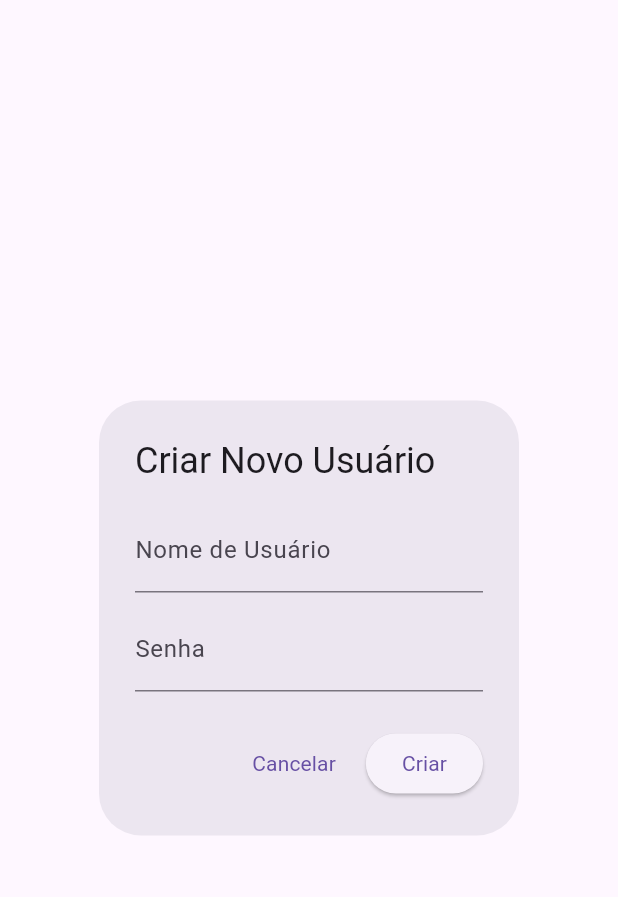
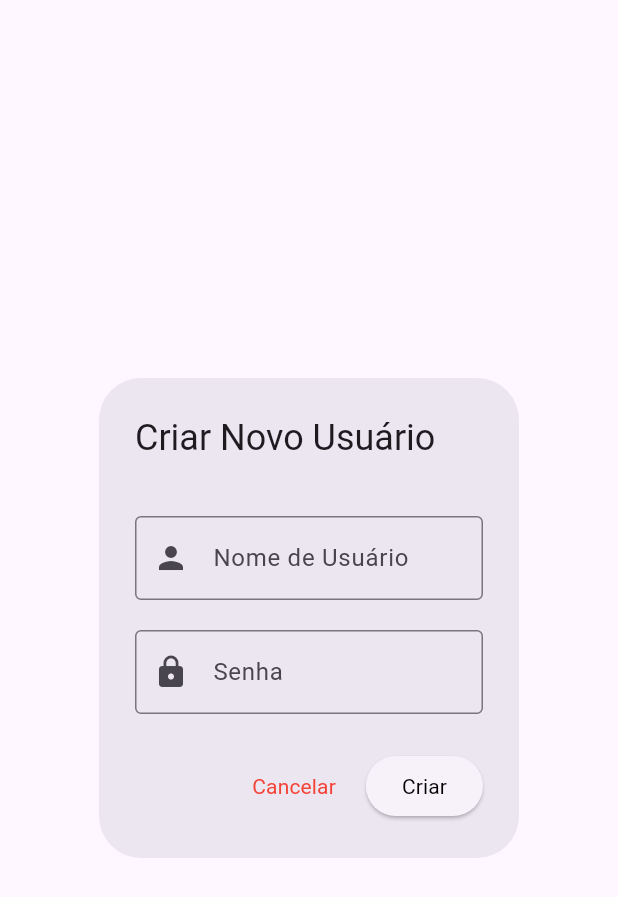
Before and after one commit to gabrielarappel/AppListaDeCompras, a Flutter app: the CreateUserPopup widget shown alone on an empty page, opened directly, on a phone screen of 412 x 824 dp. Shown: the top 897 px of the screen. Run offline on Flutter 3.47's test engine with Material 3 defaults, Android fonts, the phone set to English and light mode, and no system bars; our stand-ins replace shared_preferences; accounts and stored records are empty.

Commit message:
Deixei as coisas mais bonitas

```diff
--- a/lib/app/features/pages/login_page.dart
+++ b/lib/app/features/pages/login_page.dart
@@ -9,7 +9,6 @@ class LoginPage extends StatelessWidget {
 
   @override
   Widget build(BuildContext context) {
-
     return Scaffold(
       appBar: AppBar(
         title: Text('Login'),
@@ -25,15 +24,11 @@ class LoginPage extends StatelessWidget {
             child: Column(
               mainAxisAlignment: MainAxisAlignment.center,
               children: <Widget>[
-
                 Image.asset(
                   'lib/app/assets/logo_app.png',
                   height: 300,
                 ),
-
                 SizedBox(height: 30.0),
-
-                SizedBox(height: 20.0),
                 Container(
                   constraints: BoxConstraints(maxWidth: 400),
                   child: TextField(
@@ -45,10 +40,7 @@ class LoginPage extends StatelessWidget {
                     ),
                   ),
                 ),
-
-
                 SizedBox(height: 20.0),
-
                 Container(
                   constraints: BoxConstraints(maxWidth: 400),
                   child: TextField(
@@ -61,20 +53,22 @@ Container(
                     obscureText: true,
                   ),
                 ),
-
                 SizedBox(height: 20.0),
                 ElevatedButton(
                   onPressed: () async {
                     String username = _usernameController.text;
                     String password = _passwordController.text;
 
-                    bool loggedIn = await UserManager.loginUser(username, password);
+                    bool loggedIn =
+                        await UserManager.loginUser(username, password);
 
                     if (loggedIn) {
                       // Navegue para a próxima tela (MainListView)
                       Navigator.pushReplacement(
                         context,
-                        MaterialPageRoute(builder: (context) => MainListView(username: username)),
+                        MaterialPageRoute(
+                            builder: (context) =>
+                                MainListView(username: username)),
                       );
                     } else {
                       showDialog(
@@ -104,7 +98,6 @@ Container(
                     ),
                   ),
                   child: Text(
-
                     'Login',
                     style: TextStyle(fontSize: 18, color: Colors.black),
                   ),
--- a/lib/app/features/widgets/create_user_popup.dart
+++ b/lib/app/features/widgets/create_user_popup.dart
@@ -13,17 +13,22 @@ class CreateUserPopup extends StatelessWidget {
       content: Column(
         mainAxisSize: MainAxisSize.min,
         children: <Widget>[
+          SizedBox(height: 20.0),
           TextField(
             controller: _usernameController,
             decoration: InputDecoration(
+              prefixIcon: Icon(Icons.person),
               labelText: 'Nome de Usuário',
+              border: OutlineInputBorder(),
             ),
           ),
-          SizedBox(height: 10.0),
+          SizedBox(height: 20.0),
           TextField(
             controller: _passwordController,
             decoration: InputDecoration(
+              prefixIcon: Icon(Icons.lock),
               labelText: 'Senha',
+              border: OutlineInputBorder(),
             ),
             obscureText: true,
           ),
@@ -32,12 +37,18 @@ class CreateUserPopup extends StatelessWidget {
       actions: <Widget>[
         TextButton(
           child: Text('Cancelar'),
+          style: ButtonStyle(
+            foregroundColor: MaterialStateProperty.all<Color>(Colors.red),
+          ),
           onPressed: () {
             Navigator.of(context).pop();
           },
         ),
         ElevatedButton(
           child: Text('Criar'),
+          style: ButtonStyle(
+            foregroundColor: MaterialStateProperty.all<Color>(Colors.black),
+          ),
           onPressed: () async {
             String username = _usernameController.text;
             String password = _passwordController.text;
```
Lines whose indentation alone changed are shown as unchanged.
